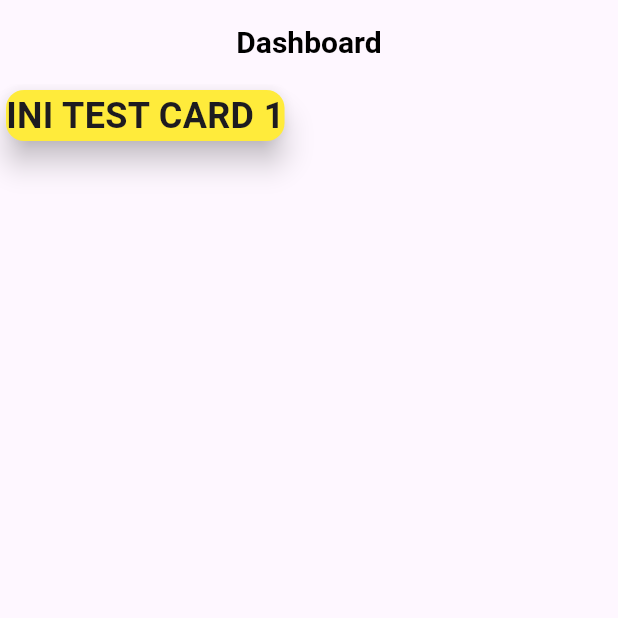
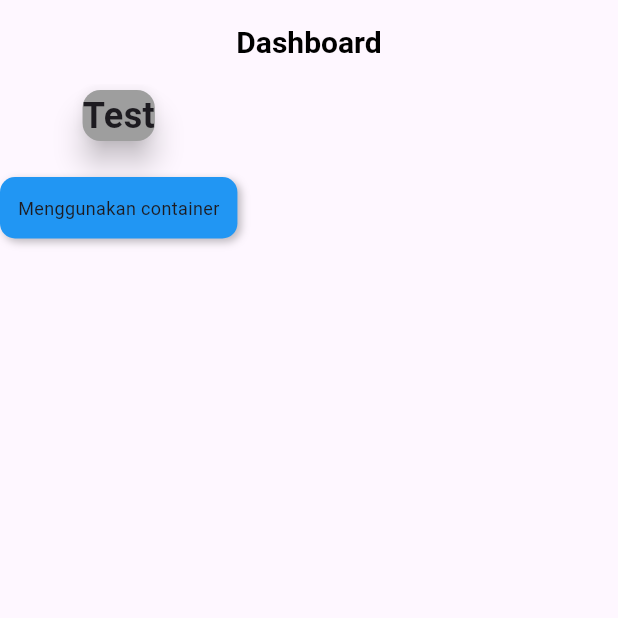
Before and after one commit to muhamadayeshaaulia/week_8_card, a Flutter app: the screen it shows after launch, on a phone screen of 412 x 824 dp, the top half of it. Run offline on Flutter 3.47's test engine with Material 3 defaults, Android fonts, the light colour scheme and no system bars.

Commit message:
membuat card box text menggunakan dontainer dan boxshadow

```diff
--- a/lib/latihan_card.dart
+++ b/lib/latihan_card.dart
@@ -16,15 +16,34 @@ class MycardNight extends StatelessWidget {
         ),
         actions: const [],
       ),
+
       body: SingleChildScrollView(
         child: Column(
           children: [
             Card(
               elevation: 8,
-              color: Colors.yellow,
+              color: Colors.grey,
               child: Text(
-                'INI TEST CARD 1',
+                'Test',
                 style: TextStyle(fontSize: 24, fontWeight: FontWeight.bold),
+              ),
+            ),
+            SizedBox(height: 20),
+            Container(
+              decoration: BoxDecoration(
+                color: Colors.blue,
+                borderRadius: BorderRadius.circular(10),
+                boxShadow: [
+                  BoxShadow(
+                    color: Colors.black26,
+                    blurRadius: 4,
+                    offset: Offset(2, 2),
+                  ),
+                ],
+              ),
+              child: Padding(
+                padding: EdgeInsets.all(12),
+                child: Text('Menggunakan container', style: TextStyle(fontSize: 12),),
               ),
             )
           ],
```
